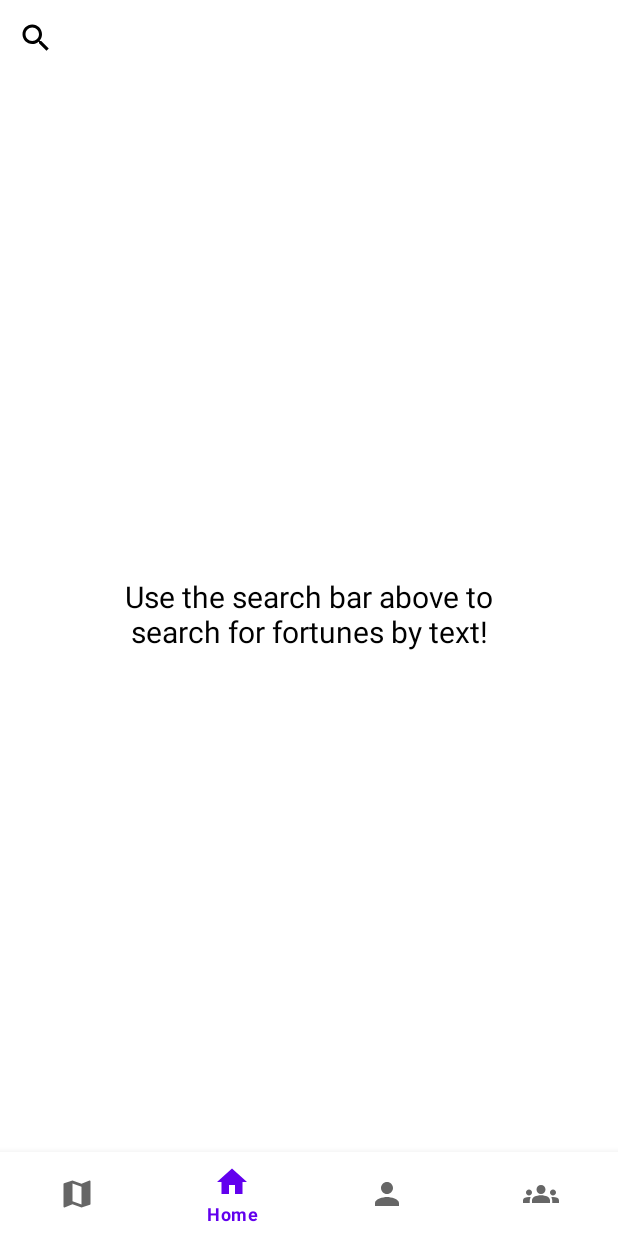
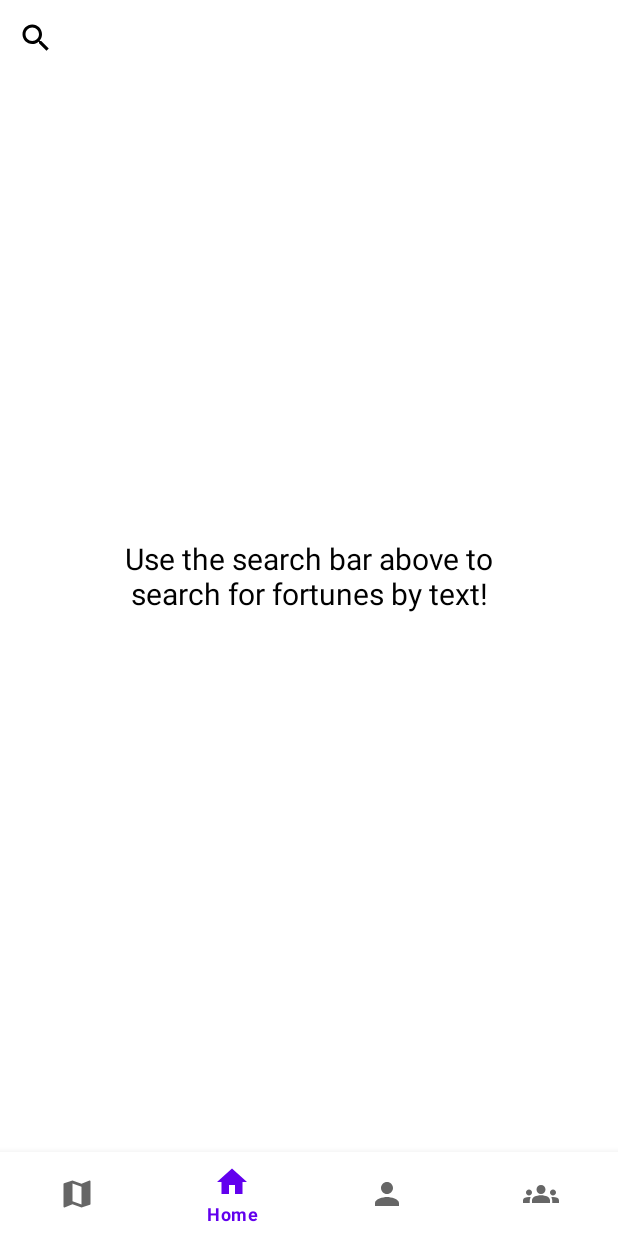
Before and after one commit to gmongaras/MetaU_Capstone, an Android app: the fragment ProfileSearchText placed in its activity, on a phone screen of 412 x 824 dp. Run offline under Robolectric (Android 15) with nearby library versions, the light colour scheme and no system bars; libraries missing offline, so code that uses them is left out: com.parse; 6 statements that could not run were skipped.

Commit message:
Added restrictions on fortunes for users

```diff
--- a/app/src/main/java/Fragments/Main/ProfileFragment.java
+++ b/app/src/main/java/Fragments/Main/ProfileFragment.java
@@ -147,7 +147,7 @@ public class ProfileFragment extends Fragment {
 
 
         // Initialize the view pager
-        profileCollectionAdapter = new ProfileCollectionAdapter(ProfileFragment.this, user);
+        profileCollectionAdapter = new ProfileCollectionAdapter(ProfileFragment.this, user, mode);
         pagerProfile = view.findViewById(R.id.pagerProfile);
         pagerProfile.setAdapter(profileCollectionAdapter);
 
--- a/app/src/main/java/Fragments/Profile/ProfileSearchText.java
+++ b/app/src/main/java/Fragments/Profile/ProfileSearchText.java
@@ -52,10 +52,15 @@ public class ProfileSearchText extends Fragment {
     TextView tvNoResultsText;
     TextView tvSearchTextPrompt;
     ProgressBar pbProfileSearchText;
+    TextView tvNoAccessText;
 
     // Recycler view stuff
     LinearLayoutManager layoutManager;
     ProfileAdapter adapter;
+
+    // Mode in which the profile is in
+    private static final String ARG_INT = "mode";
+    private int mode;
 
     // List of fortunes for the recycler view
     List<Fortune> Fortunes;
@@ -74,10 +79,11 @@ public class ProfileSearchText extends Fragment {
         // Required empty public constructor
     }
 
-    public static ProfileSearchText newInstance(ParseUser user) {
+    public static ProfileSearchText newInstance(ParseUser user, int mode) {
         ProfileSearchText fragment = new ProfileSearchText();
         Bundle args = new Bundle();
         args.putParcelable(ARG_USER, user);
+        args.putInt(ARG_INT, mode);
         fragment.setArguments(args);
         return fragment;
     }
@@ -87,6 +93,7 @@ public class ProfileSearchText extends Fragment {
         super.onCreate(savedInstanceState);
         if (getArguments() != null) {
             user = getArguments().getParcelable(ARG_USER);
+            mode = getArguments().getInt(ARG_INT);
         }
     }
 
@@ -101,13 +108,44 @@ public class ProfileSearchText extends Fragment {
     public void onViewCreated(@NonNull View view, @Nullable Bundle savedInstanceState) {
         super.onViewCreated(view, savedInstanceState);
 
+        // Get the search text prompt
+        tvSearchTextPrompt = view.findViewById(R.id.tvSearchTextPrompt);
+
+        // Should the user have search access?
+        boolean access = true;
+
+        // If the mode is 1 (friend), check if the user has access
+        if (mode == 1) {
+            // If the user doesn't allow friends to see fortunes, set
+            // access to false
+            if (user.getBoolean("showFortunesFriends") == false) {
+                access = false;
+            }
+        }
+
+        // If the mode is 2 (other user), check if the user has access
+        if (mode == 2) {
+            // If the user doesn't allow other users to see fortunes, set
+            // access to false
+            if (user.getBoolean("showFortunesUsers") == false) {
+                access = false;
+            }
+        }
+
+        // If the user doesn't have access to the fortunes, display a message
+        if (access == false) {
+            tvNoAccessText = view.findViewById(R.id.tvNoAccessText);
+            tvNoAccessText.setVisibility(View.VISIBLE);
+            tvSearchTextPrompt.setVisibility(View.INVISIBLE);
+            return;
+        }
+
         skipVal = 0;
 
         // Get the elements
         svProfileSearchText = view.findViewById(R.id.svProfileSearchText);
         rvProfileSearchText = view.findViewById(R.id.rvProfileSearchText);
         tvNoResultsText = view.findViewById(R.id.tvNoResultsText);
-        tvSearchTextPrompt = view.findViewById(R.id.tvSearchTextPrompt);
         pbProfileSearchText = view.findViewById(R.id.pbProfileSearchText);
         int id = svProfileSearchText.getContext().getResources().getIdentifier("android:id/search_src_text", null, null);
         tvProfileSearchText = ((TextView)svProfileSearchText.findViewById(id));
--- a/app/src/main/res/layout/fragment_profile_search_text.xml
+++ b/app/src/main/res/layout/fragment_profile_search_text.xml
@@ -44,7 +44,7 @@
         app:layout_constraintBottom_toBottomOf="@+id/rvProfileSearchText"
         app:layout_constraintEnd_toEndOf="parent"
         app:layout_constraintStart_toStartOf="parent"
-        app:layout_constraintTop_toBottomOf="@+id/svProfileSearchText" />
+        app:layout_constraintTop_toTopOf="@+id/svProfileSearchText" />
 
     <TextView
         android:id="@+id/tvSearchTextPrompt"
@@ -56,7 +56,7 @@
         app:layout_constraintBottom_toBottomOf="@+id/rvProfileSearchText"
         app:layout_constraintEnd_toEndOf="parent"
         app:layout_constraintStart_toStartOf="@+id/rvProfileSearchText"
-        app:layout_constraintTop_toBottomOf="@+id/svProfileSearchText" />
+        app:layout_constraintTop_toTopOf="@+id/svProfileSearchText" />
 
     <ProgressBar
         android:id="@+id/pbProfileSearchText"
@@ -67,5 +67,18 @@
         app:layout_constraintBottom_toBottomOf="parent"
         app:layout_constraintEnd_toEndOf="parent"
         app:layout_constraintStart_toStartOf="parent"
-        app:layout_constraintTop_toBottomOf="@+id/svProfileSearchText" />
+        app:layout_constraintTop_toTopOf="@+id/svProfileSearchText" />
+
+    <TextView
+        android:id="@+id/tvNoAccessText"
+        android:layout_width="wrap_content"
+        android:layout_height="wrap_content"
+        android:gravity="center"
+        android:text="You do not have access\nto this user's fortunes"
+        android:textSize="20sp"
+        android:visibility="invisible"
+        app:layout_constraintBottom_toBottomOf="parent"
+        app:layout_constraintEnd_toEndOf="parent"
+        app:layout_constraintStart_toStartOf="parent"
+        app:layout_constraintTop_toTopOf="parent" />
 </androidx.constraintlayout.widget.ConstraintLayout>
```
Also changed, not shown: app/src/main/java/Fragments/Profile/ProfileList.java (+38 -1 lines), app/src/main/java/Fragments/Profile/ProfileSearchLoc.java (+40 -1 lines), app/src/main/java/com/example/metau_capstone/Profile/ProfileCollectionAdapter.java (+8 -4 lines), app/src/main/res/layout/fragment_profile_list.xml (+13 -0 lines), app/src/main/res/layout/fragment_profile_search_loc.xml (+16 -1 lines).
